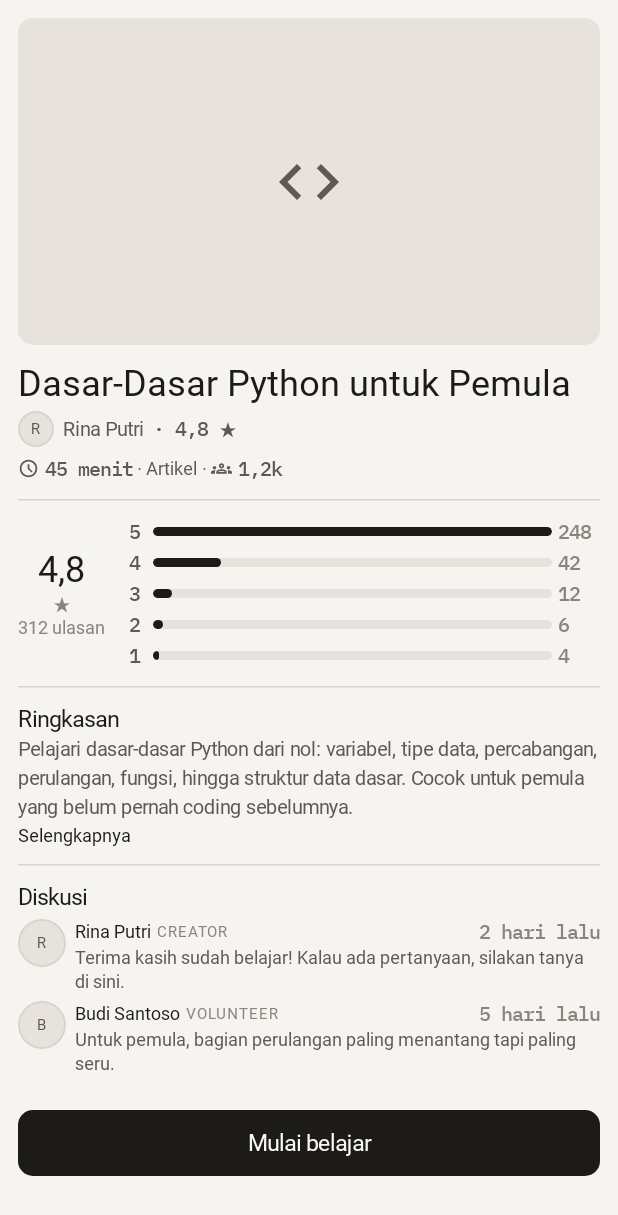
After one commit to arkaceananda/Mindle, an Android app built with Jetpack Compose: the composable CoursePreviewSheet called with sample values from the repository, on a phone screen of 412 x 824 dp. The commit adds this screen. Shown: the top 1215 px of the screen. Run offline under Robolectric (Android 15) with nearby library versions, the phone set to English and light mode, and no system bars; Roboto replaces fonts that are not available here.

Commit message:
feat: preview bottom sheet on course tap

```diff
--- a/app/src/main/java/com/arka/mindle/data/MockCourses.kt
+++ b/app/src/main/java/com/arka/mindle/data/MockCourses.kt
@@ -3,6 +3,8 @@ package com.arka.mindle.data
 import com.arka.mindle.model.Course
 import com.arka.mindle.model.CourseCategory
 import com.arka.mindle.model.CourseFormat
+import com.arka.mindle.model.CoursePreviewData
+import com.arka.mindle.model.DiscussionSnippet
 
 object MockCourses {
     val categories = CourseCategory.entries.toList()
@@ -85,4 +87,26 @@ object MockCourses {
             progressPercent = 45,
         ),
     )
+
+    val previewData: Map<String, CoursePreviewData> = mapOf(
+        "c1" to CoursePreviewData(
+            overview = "Pelajari dasar-dasar Python dari nol: variabel, tipe data, percabangan, perulangan, fungsi, hingga struktur data dasar. Cocok untuk pemula yang belum pernah coding sebelumnya.",
+            feedbackAverage = 4.8,
+            feedbackCount = 312,
+            feedbackDistribution = listOf(248, 42, 12, 6, 4),
+            discussionSnippets = listOf(
+                DiscussionSnippet("Rina Putri", "CREATOR", "2 hari lalu", "Terima kasih sudah belajar! Kalau ada pertanyaan, silakan tanya di sini.", "COMMENT"),
+                DiscussionSnippet("Budi Santoso", "VOLUNTEER", "5 hari lalu", "Untuk pemula, bagian perulangan paling menantang tapi paling seru.", "COMMENT"),
+            ),
+        ),
+        "c2" to CoursePreviewData(
+            overview = "Kuasai cara menulis email profesional dalam bahasa Inggris: struktur, kosakata, tone, dan contoh nyata untuk berbagai situasi kerja.",
+            feedbackAverage = 4.6,
+            feedbackCount = 198,
+            feedbackDistribution = listOf(140, 38, 12, 5, 3),
+            discussionSnippets = listOf(
+                DiscussionSnippet("Andi Pratama", "CREATOR", "1 minggu lalu", "Jangan lupa cek bagian formal vs informal di unit 3.", "COMMENT"),
+            ),
+        ),
+    )
 }
--- /dev/null
+++ b/app/src/main/java/com/arka/mindle/model/CoursePreview.kt
@@ -0,0 +1,17 @@
+package com.arka.mindle.model
+
+data class DiscussionSnippet(
+    val authorName: String,
+    val authorRole: String,
+    val timestamp: String,
+    val content: String,
+    val type: String,
+)
+
+data class CoursePreviewData(
+    val overview: String,
+    val feedbackAverage: Double,
+    val feedbackCount: Int,
+    val feedbackDistribution: List<Int>,
+    val discussionSnippets: List<DiscussionSnippet>,
+)
--- a/app/src/main/java/com/arka/mindle/ui/components/CourseCard.kt
+++ b/app/src/main/java/com/arka/mindle/ui/components/CourseCard.kt
@@ -218,7 +218,7 @@ private fun StateChip(label: String) {
 }
 
 @Composable
-private fun MetaIcon(res: Int) {
+fun MetaIcon(res: Int) {
     Icon(
         painter = painterResource(res),
         contentDescription = null,
@@ -229,7 +229,7 @@ private fun MetaIcon(res: Int) {
 }
 
 @Composable
-private fun MetaDot() {
+fun MetaDot() {
     Text(
         text = " · ",
         style = MaterialTheme.typography.bodySmall,
--- /dev/null
+++ b/app/src/main/java/com/arka/mindle/ui/components/CoursePreviewSheet.kt
@@ -0,0 +1,351 @@
+package com.arka.mindle.ui.components
+
+import androidx.compose.foundation.background
+import androidx.compose.foundation.border
+import androidx.compose.foundation.clickable
+import androidx.compose.foundation.layout.Arrangement
+import androidx.compose.foundation.layout.Box
+import androidx.compose.foundation.layout.Column
+import androidx.compose.foundation.layout.Row
+import androidx.compose.foundation.layout.Spacer
+import androidx.compose.foundation.layout.aspectRatio
+import androidx.compose.foundation.layout.fillMaxWidth
+import androidx.compose.foundation.layout.height
+import androidx.compose.foundation.layout.padding
+import androidx.compose.foundation.layout.size
+import androidx.compose.foundation.layout.width
+import androidx.compose.foundation.rememberScrollState
+import androidx.compose.foundation.shape.CircleShape
+import androidx.compose.foundation.verticalScroll
+import androidx.compose.material3.HorizontalDivider
+import androidx.compose.material3.Icon
+import androidx.compose.material3.MaterialTheme
+import androidx.compose.material3.Text
+import androidx.compose.runtime.Composable
+import androidx.compose.runtime.getValue
+import androidx.compose.runtime.mutableStateOf
+import androidx.compose.runtime.remember
+import androidx.compose.runtime.setValue
+import androidx.compose.ui.Alignment
+import androidx.compose.ui.Modifier
+import androidx.compose.ui.draw.clip
+import androidx.compose.ui.res.painterResource
+import androidx.compose.ui.res.stringResource
+import androidx.compose.ui.text.style.TextOverflow
+import androidx.compose.ui.unit.dp
+import com.arka.mindle.R
+import com.arka.mindle.data.MockCourses
+import com.arka.mindle.model.Course
+import com.arka.mindle.ui.theme.LocalAppColors
+import com.arka.mindle.ui.theme.NumM
+import com.arka.mindle.ui.theme.Spacing
+
+@Composable
+fun CoursePreviewSheet(
+    course: Course,
+    onStartLearning: () -> Unit,
+    modifier: Modifier = Modifier,
+) {
+    val scheme = MaterialTheme.colorScheme
+    val app = LocalAppColors.current
+    val preview = MockCourses.previewData[course.id]
+    val progress = course.progressPercent
+
+    Column(
+        modifier = modifier
+            .fillMaxWidth()
+            .verticalScroll(rememberScrollState())
+            .padding(horizontal = Spacing.screenHorizontal, vertical = Spacing.lg),
+    ) {
+        // Cover
+        CourseCoverLarge(category = course.category, modifier = Modifier.fillMaxWidth().aspectRatio(16f / 9f))
+        Spacer(Modifier.height(Spacing.lg))
+
+        // Title
+        Text(
+            text = course.title,
+            style = MaterialTheme.typography.displayMedium,
+            color = scheme.onSurface,
+        )
+        Spacer(Modifier.height(Spacing.xs))
+
+        // Creator row
+        Row(verticalAlignment = Alignment.CenterVertically) {
+            Box(
+                modifier = Modifier
+                    .size(24.dp)
+                    .clip(CircleShape)
+                    .background(app.surfaceSunken)
+                    .border(1.dp, app.line, CircleShape),
+                contentAlignment = Alignment.Center,
+            ) {
+                Text(
+                    text = course.creatorName.take(1).uppercase(),
+                    style = MaterialTheme.typography.labelSmall,
+                    color = scheme.onSurfaceVariant,
+                )
+            }
+            Spacer(Modifier.width(Spacing.sm))
+            Text(
+                text = course.creatorName,
+                style = MaterialTheme.typography.bodyMedium,
+                color = scheme.onSurfaceVariant,
+            )
+            Spacer(Modifier.width(Spacing.sm))
+            Text(
+                text = "· ${formatRating(course.creatorReputation)} ★",
+                style = NumM,
+                color = scheme.onSurfaceVariant,
+            )
+        }
+        Spacer(Modifier.height(Spacing.sm))
+
+        // Metadata strip
+        Row(verticalAlignment = Alignment.CenterVertically) {
+            MetaIcon(R.drawable.ic_duration)
+            Text(
+                text = stringResource(R.string.course_meta_duration, course.durationMinutes),
+                style = NumM,
+                color = scheme.onSurfaceVariant,
+            )
+            MetaDot()
+            Text(
+                text = stringResource(
+                    if (course.format == com.arka.mindle.model.CourseFormat.ARTICLE) R.string.course_format_article
+                    else R.string.course_format_video,
+                ),
+                style = MaterialTheme.typography.bodySmall,
+                color = scheme.onSurfaceVariant,
+            )
+            MetaDot()
+            MetaIcon(R.drawable.ic_learners)
+            Text(
+                text = formatLearners(course.learnerCount),
+                style = NumM,
+                color = scheme.onSurfaceVariant,
+            )
+        }
+
+        if (preview != null) {
+            Spacer(Modifier.height(Spacing.lg))
+            HorizontalDivider(color = app.line)
+            Spacer(Modifier.height(Spacing.lg))
+
+            // Feedback summary
+            FeedbackSummary(average = preview.feedbackAverage, count = preview.feedbackCount, distribution = preview.feedbackDistribution)
+
+            Spacer(Modifier.height(Spacing.lg))
+            HorizontalDivider(color = app.line)
+            Spacer(Modifier.height(Spacing.lg))
+
+            // Overview
+            Text(
+                text = "Ringkasan",
+                style = MaterialTheme.typography.titleMedium,
+                color = scheme.onSurface,
+            )
+            Spacer(Modifier.height(Spacing.xs))
+            OverviewText(text = preview.overview)
+
+            // Discussion snippets
+            if (preview.discussionSnippets.isNotEmpty()) {
+                Spacer(Modifier.height(Spacing.lg))
+                HorizontalDivider(color = app.line)
+                Spacer(Modifier.height(Spacing.lg))
+                Text(
+                    text = "Diskusi",
+                    style = MaterialTheme.typography.titleMedium,
+                    color = scheme.onSurface,
+                )
+                Spacer(Modifier.height(Spacing.sm))
+                preview.discussionSnippets.forEach { snippet ->
+                    DiscussionSnippetRow(snippet = snippet)
+                    Spacer(Modifier.height(Spacing.sm))
+                }
+            }
+        }
+
+        Spacer(Modifier.height(Spacing.xl))
+
+        // CTA
+        MindleButton(
+            text = if (progress != null) {
+                stringResource(R.string.course_resume, progress)
+            } else {
+                stringResource(R.string.cta_start)
+            },
+            onClick = onStartLearning,
+            modifier = Modifier.fillMaxWidth(),
+            tone = ButtonTone.Primary,
+        )
+        Spacer(Modifier.height(Spacing.hero))
+    }
+}
+
+@Composable
+private fun CourseCoverLarge(category: com.arka.mindle.model.CourseCategory, modifier: Modifier = Modifier) {
+    val app = LocalAppColors.current
+    val scheme = MaterialTheme.colorScheme
+    Box(
+        modifier = modifier
+            .clip(MaterialTheme.shapes.medium)
+            .background(app.surfaceSunken),
+        contentAlignment = Alignment.Center,
+    ) {
+        Icon(
+            painter = painterResource(category.iconRes()),
+            contentDescription = null,
+            tint = scheme.onSurfaceVariant,
+            modifier = Modifier.size(48.dp),
+        )
+    }
+}
+
+@Composable
+private fun FeedbackSummary(average: Double, count: Int, distribution: List<Int>) {
+    val scheme = MaterialTheme.colorScheme
+    val app = LocalAppColors.current
+    Row(
+        modifier = Modifier.fillMaxWidth(),
+        verticalAlignment = Alignment.CenterVertically,
+    ) {
+        Column(horizontalAlignment = Alignment.CenterHorizontally) {
+            Text(
+                text = String.format(java.util.Locale.forLanguageTag("id-ID"), "%.1f", average),
+                style = MaterialTheme.typography.displayMedium,
+                color = scheme.onSurface,
+            )
+            Text(
+                text = "★",
+                style = MaterialTheme.typography.bodyMedium,
+                color = app.textTertiary,
+            )
+            Text(
+                text = "$count ulasan",
+                style = MaterialTheme.typography.bodySmall,
+                color = app.textTertiary,
+            )
+        }
+        Spacer(Modifier.width(Spacing.xl))
+        Column(modifier = Modifier.weight(1f), verticalArrangement = Arrangement.spacedBy(Spacing.xs)) {
+            val max = (distribution.maxOrNull() ?: 1).coerceAtLeast(1)
+            (5 downTo 1).forEach { star ->
+                val idx = 5 - star
+                val value = distribution.getOrElse(idx) { 0 }
+                Row(verticalAlignment = Alignment.CenterVertically) {
+                    Text(
+                        text = "$star",
+                        style = NumM,
+                        color = scheme.onSurfaceVariant,
+                        modifier = Modifier.width(12.dp),
+                    )
+                    Spacer(Modifier.width(Spacing.xs))
+                    Box(
+                        modifier = Modifier
+                            .weight(1f)
+                            .height(6.dp)
+                            .clip(MaterialTheme.shapes.extraSmall)
+                            .background(app.surfaceSunken),
+                    ) {
+                        Box(
+                            modifier = Modifier
+                                .fillMaxWidth(value.toFloat() / max)
+                                .height(6.dp)
+                                .background(scheme.onSurface, MaterialTheme.shapes.extraSmall),
+                        )
+                    }
+                    Spacer(Modifier.width(Spacing.xs))
+                    Text(
+                        text = "$value",
+                        style = NumM,
+                        color = app.textTertiary,
+                        modifier = Modifier.width(28.dp),
+                    )
+                }
+            }
+        }
+    }
+}
+
+@Composable
+private fun OverviewText(text: String) {
+    var expanded by remember { mutableStateOf(false) }
+    Text(
+        text = text,
+        style = MaterialTheme.typography.bodyMedium,
+        color = MaterialTheme.colorScheme.onSurfaceVariant,
+        maxLines = if (expanded) Int.MAX_VALUE else 4,
+        overflow = TextOverflow.Ellipsis,
+    )
+    if (!expanded) {
+        Spacer(Modifier.height(Spacing.xs))
+        Text(
+            text = stringResource(R.string.preview_overview_more),
+            style = MaterialTheme.typography.bodySmall,
+            color = MaterialTheme.colorScheme.primary,
+            modifier = Modifier.clickable { expanded = true },
+        )
+    }
+}
+
+@Composable
+private fun DiscussionSnippetRow(snippet: com.arka.mindle.model.DiscussionSnippet) {
+    val scheme = MaterialTheme.colorScheme
+    val app = LocalAppColors.current
+    Row(modifier = Modifier.fillMaxWidth()) {
+        Box(
+            modifier = Modifier
+                .size(32.dp)
+                .clip(CircleShape)
+                .background(app.surfaceSunken)
+                .border(1.dp, app.line, CircleShape),
+            contentAlignment = Alignment.Center,
+        ) {
+            Text(
+                text = snippet.authorName.take(1).uppercase(),
+                style = MaterialTheme.typography.labelSmall,
+                color = scheme.onSurfaceVariant,
+            )
+        }
+        Spacer(Modifier.width(Spacing.sm))
+        Column(modifier = Modifier.weight(1f)) {
+            Row(verticalAlignment = Alignment.CenterVertically) {
+                Text(
+                    text = snippet.authorName,
+                    style = MaterialTheme.typography.bodySmall,
+                    color = scheme.onSurface,
+                )
+                Spacer(Modifier.width(Spacing.xs))
+                Text(
+                    text = snippet.authorRole,
+                    style = MaterialTheme.typography.labelSmall,
+                    color = app.textTertiary,
+                )
+                Spacer(Modifier.weight(1f))
+                Text(
+                    text = snippet.timestamp,
+                    style = NumM,
+                    color = app.textTertiary,
+                )
+            }
+            Spacer(Modifier.height(Spacing.xxs))
+            Text(
+                text = snippet.content,
+                style = MaterialTheme.typography.bodySmall,
+                color = scheme.onSurfaceVariant,
+                maxLines = 2,
+                overflow = TextOverflow.Ellipsis,
+            )
+        }
+    }
+}
+
+private fun formatRating(value: Double): String = String.format(java.util.Locale.forLanguageTag("id-ID"), "%.1f", value)
+
+private fun formatLearners(count: Int): String {
+    return if (count >= 1000) {
+        String.format(java.util.Locale.forLanguageTag("id-ID"), "%.1fk", count / 1000f)
+    } else {
+        java.text.NumberFormat.getIntegerInstance(java.util.Locale.forLanguageTag("id-ID")).format(count)
+    }
+}
--- a/app/src/main/java/com/arka/mindle/ui/explore/ExploreScreen.kt
+++ b/app/src/main/java/com/arka/mindle/ui/explore/ExploreScreen.kt
@@ -22,6 +22,9 @@ import androidx.compose.foundation.rememberScrollState
 import androidx.compose.material3.Icon
 import androidx.compose.material3.MaterialTheme
 import androidx.compose.material3.Text
+import androidx.compose.material3.ExperimentalMaterial3Api
+import androidx.compose.material3.ModalBottomSheet
+import androidx.compose.material3.rememberModalBottomSheetState
 import androidx.compose.runtime.Composable
 import androidx.compose.runtime.collectAsState
 import androidx.compose.runtime.getValue
@@ -41,12 +44,14 @@ import com.arka.mindle.data.MockCourseRepository
 import com.arka.mindle.model.CourseCategory
 import com.arka.mindle.ui.components.CompactCourseCard
 import com.arka.mindle.ui.components.CourseCard
+import com.arka.mindle.ui.components.CoursePreviewSheet
 import com.arka.mindle.ui.components.labelRes
 import com.arka.mindle.ui.theme.LocalAppColors
 import com.arka.mindle.ui.theme.Spacing
 
 private enum class SortMode { RECENT, POPULAR }
 
+@OptIn(ExperimentalMaterial3Api::class)
 @Composable
 fun ExploreScreen(
     isSignedIn: Boolean,
@@ -57,6 +62,8 @@ fun ExploreScreen(
     val scheme = MaterialTheme.colorScheme
     var selectedCategory by rememberSaveable { mutableStateOf<CourseCategory?>(null) }
     var sortMode by rememberSaveable { mutableStateOf(SortMode.RECENT) }
+    var previewCourse by remember { mutableStateOf<com.arka.mindle.model.Course?>(null) }
+    val sheetState = rememberModalBottomSheetState(skipPartiallyExpanded = true)
     val feed by repository.observeFeed().collectAsState(initial = emptyList())
     val continueLearning by repository.observeContinueLearning().collectAsState(initial = emptyList())
 
@@ -87,7 +94,7 @@ fun ExploreScreen(
                     verticalArrangement = Arrangement.spacedBy(Spacing.sm),
                 ) {
                     continueLearning.forEach { course ->
-                        CompactCourseCard(course = course, onClick = { onCourseClick(course.id) })
+                        CompactCourseCard(course = course, onClick = { previewCourse = course })
                     }
                 }
                 Spacer(Modifier.height(Spacing.lg))
@@ -102,9 +109,25 @@ fun ExploreScreen(
                     EditorialModule()
                     Spacer(Modifier.height(Spacing.md))
                 }
-                CourseCard(course = course, onClick = { onCourseClick(course.id) })
+                CourseCard(course = course, onClick = { previewCourse = course })
                 Spacer(Modifier.height(Spacing.md))
             }
+        }
+    }
+
+    previewCourse?.let { course ->
+        ModalBottomSheet(
+            onDismissRequest = { previewCourse = null },
+            sheetState = sheetState,
+            containerColor = scheme.surface,
+        ) {
+            CoursePreviewSheet(
+                course = course,
+                onStartLearning = {
+                    previewCourse = null
+                    onCourseClick(course.id)
+                },
+            )
         }
     }
 }
--- a/app/src/main/res/values/strings.xml
+++ b/app/src/main/res/values/strings.xml
@@ -20,6 +20,12 @@
     <string name="auth_continue_guest">Lihat-lihat dulu sebagai tamu</string>
     <string name="auth_terms">Dengan melanjutkan, kamu menyetujui Ketentuan Layanan dan Kebijakan Privasi.</string>
     <string name="auth_loading_description">Sedang memproses</string>
+
+    <!-- Preview sheet -->
+    <string name="preview_overview_more">Selengkapnya</string>
+    <string name="preview_learners">%1$s pelajar</string>
+    <string name="cta_start">Mulai belajar</string>
+    <string name="cta_continue">Lanjutkan belajar</string>
 
     <!-- Navigation -->
     <string name="nav_explore">Jelajahi</string>
```
